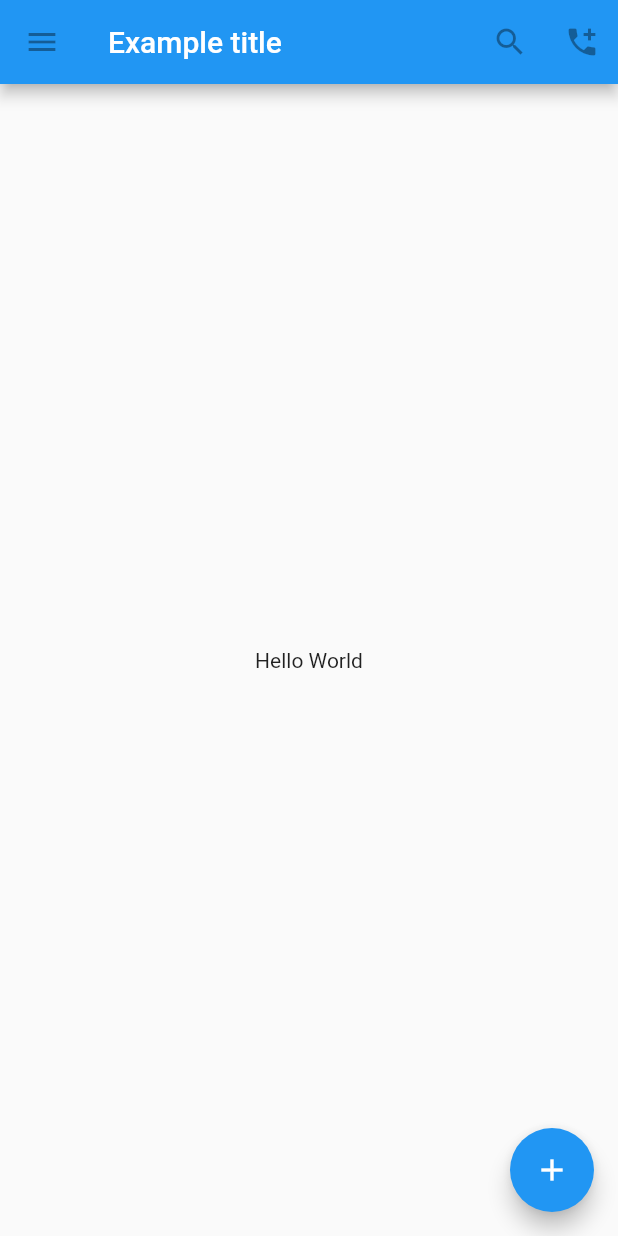
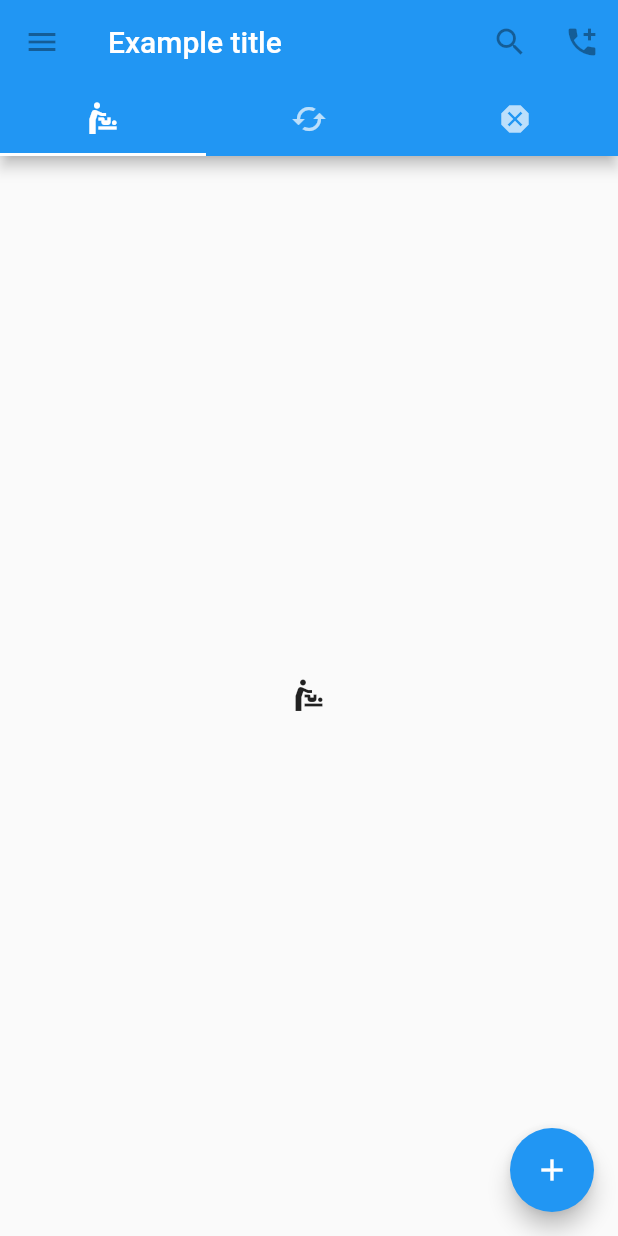
Before and after one commit to yyw10242/Flutter, a Flutter app: the screen it shows after launch, on a phone screen of 412 x 824 dp. Run offline on Flutter 3.47's test engine with Material 2 defaults, Android fonts, the phone set to English and light mode, and no system bars.

Commit message:
Tried DefaultTabController
DefaultTabController
TabBar on AppBar's bottom
TabBarView on DefaultTabController's body

```diff
--- a/flutter_tutorial/lib/main.dart
+++ b/flutter_tutorial/lib/main.dart
@@ -12,7 +12,10 @@ void main() {
 class TutorialHome extends StatelessWidget {
   @override
   Widget build(BuildContext context) {
-    return Scaffold(
+    return DefaultTabController(
+      length: 3,
+      initialIndex: 0,
+      child: Scaffold(
         appBar: AppBar(
           leading: IconButton(
             icon: Icon(Icons.menu),
@@ -32,15 +35,33 @@ class TutorialHome extends StatelessWidget {
               onPressed: null,
             )
           ],
+          bottom: TabBar(
+            tabs: [
+              Tab(
+                icon: Icon(Icons.baby_changing_station),
               ),
-      body: Center(
-        child: Text('Hello World'),
+              Tab(
+                icon: Icon(Icons.cached),
+              ),
+              Tab(
+                icon: Icon(Icons.dangerous),
+              )
+            ],
+          ),
+        ),
+        body: TabBarView(
+          children: [
+            Icon(Icons.baby_changing_station),
+            Icon(Icons.cached),
+            Icon(Icons.dangerous)
+          ],
         ),
         floatingActionButton: FloatingActionButton(
           tooltip: 'Add',
           child: Icon(Icons.add),
           onPressed: null,
         ),
+      ),
     );
   }
 }
```
Lines whose indentation alone changed are shown as unchanged.
